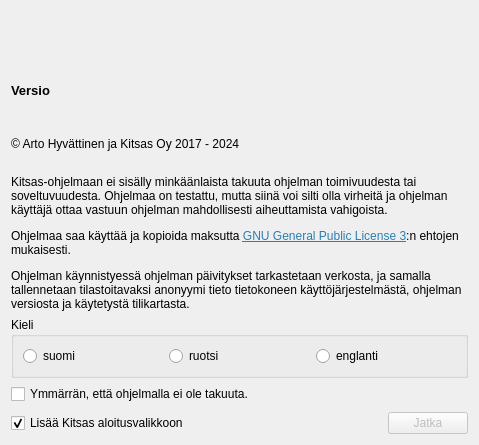
artoh/kitupiikki, file kitsas/aloitussivu/tervetuloa.ui: the form before one commit.
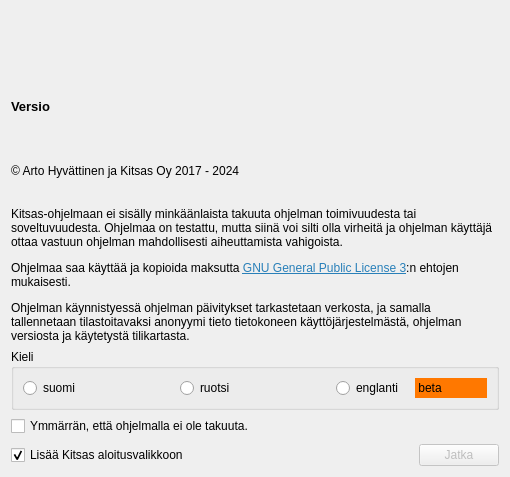
The form after the commit. Icons and pictures are not drawn.

Commit message: Englanti beta

The edit to the form file:
```diff
--- a/kitsas/aloitussivu/tervetuloa.ui
+++ b/kitsas/aloitussivu/tervetuloa.ui
@@ -6,8 +6,8 @@
    <rect>
     <x>0</x>
     <y>0</y>
-    <width>479</width>
-    <height>445</height>
+    <width>510</width>
+    <height>477</height>
    </rect>
   </property>
   <property name="windowTitle">
@@ -90,6 +90,8 @@
        </widget>
       </item>
       <item>
+       <layout class="QHBoxLayout" name="horizontalLayout_2">
+        <item>
        <widget class="QRadioButton" name="enKieli">
         <property name="text">
          <string>englanti</string>
@@ -99,6 +101,18 @@
           <normaloff>:/liput/gb.png</normaloff>:/liput/gb.png</iconset>
         </property>
        </widget>
+        </item>
+        <item>
+         <widget class="QLabel" name="label_3">
+          <property name="styleSheet">
+           <string notr="true">background-color: rgb(255, 120, 0);</string>
+          </property>
+          <property name="text">
+           <string> beta</string>
+          </property>
+         </widget>
+        </item>
+       </layout>
       </item>
      </layout>
     </widget>
```
Lines whose indentation alone changed are shown as unchanged. The commit also changes 2 other files.
